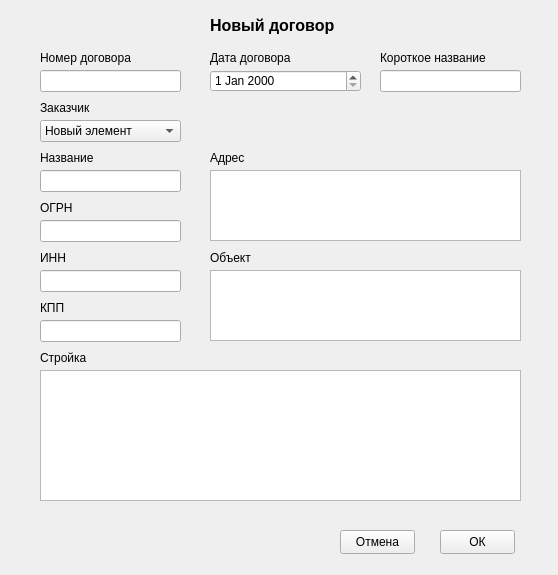
This is my_helper/notebook/designer_ui/new_contract.ui in SmolPO/vertical as Qt 5 draws it before an edit. The edited form follows.
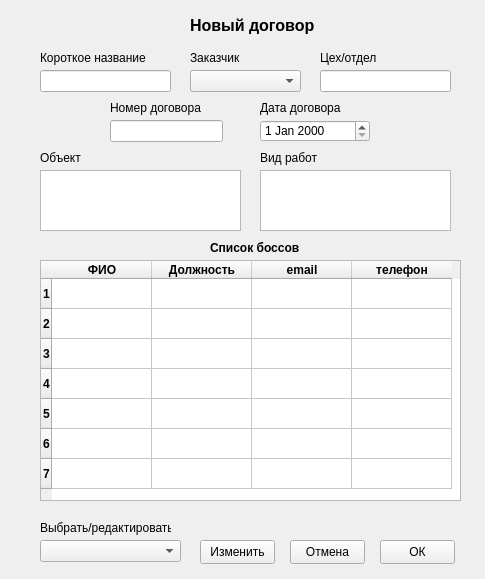
This is the edited form.

The edit to the form file:
```diff
--- a/my_helper/notebook/designer_ui/new_contract.ui
+++ b/my_helper/notebook/designer_ui/new_contract.ui
@@ -6,8 +6,8 @@
    <rect>
     <x>0</x>
     <y>0</y>
-    <width>558</width>
-    <height>575</height>
+    <width>485</width>
+    <height>579</height>
    </rect>
   </property>
   <property name="windowTitle">
@@ -16,9 +16,9 @@
   <widget class="QLabel" name="label">
    <property name="geometry">
     <rect>
-     <x>210</x>
+     <x>190</x>
      <y>10</y>
-     <width>131</width>
+     <width>171</width>
      <height>31</height>
     </rect>
    </property>
@@ -32,233 +32,204 @@
     <string>Новый договор</string>
    </property>
   </widget>
-  <widget class="QLineEdit" name="number">
-   <property name="geometry">
-    <rect>
-     <x>40</x>
-     <y>70</y>
-     <width>141</width>
-     <height>22</height>
-    </rect>
-   </property>
-  </widget>
-  <widget class="QDateEdit" name="d_contract">
-   <property name="geometry">
-    <rect>
-     <x>210</x>
-     <y>70</y>
-     <width>151</width>
-     <height>22</height>
-    </rect>
-   </property>
-  </widget>
-  <widget class="QLineEdit" name="company">
-   <property name="geometry">
-    <rect>
-     <x>40</x>
-     <y>170</y>
-     <width>141</width>
-     <height>22</height>
-    </rect>
-   </property>
-  </widget>
-  <widget class="QLineEdit" name="kpp">
-   <property name="geometry">
-    <rect>
-     <x>40</x>
-     <y>320</y>
-     <width>141</width>
-     <height>22</height>
-    </rect>
-   </property>
-  </widget>
-  <widget class="QLineEdit" name="inn">
-   <property name="geometry">
-    <rect>
-     <x>40</x>
-     <y>270</y>
-     <width>141</width>
-     <height>22</height>
-    </rect>
-   </property>
-  </widget>
-  <widget class="QLineEdit" name="ogrn">
-   <property name="geometry">
-    <rect>
-     <x>40</x>
-     <y>220</y>
-     <width>141</width>
-     <height>22</height>
-    </rect>
-   </property>
-  </widget>
   <widget class="QLabel" name="label_2">
    <property name="geometry">
     <rect>
      <x>40</x>
-     <y>150</y>
-     <width>81</width>
+     <y>50</y>
+     <width>121</width>
      <height>16</height>
     </rect>
    </property>
    <property name="text">
-    <string>Название</string>
+    <string>Короткое название</string>
+   </property>
+  </widget>
+  <widget class="QLineEdit" name="name">
+   <property name="geometry">
+    <rect>
+     <x>40</x>
+     <y>70</y>
+     <width>131</width>
+     <height>22</height>
+    </rect>
    </property>
   </widget>
   <widget class="QLabel" name="label_3">
    <property name="geometry">
     <rect>
-     <x>40</x>
-     <y>300</y>
-     <width>49</width>
+     <x>190</x>
+     <y>50</y>
+     <width>81</width>
      <height>16</height>
     </rect>
    </property>
    <property name="text">
-    <string>КПП</string>
+    <string>Заказчик</string>
+   </property>
+  </widget>
+  <widget class="QTextEdit" name="object">
+   <property name="geometry">
+    <rect>
+     <x>40</x>
+     <y>170</y>
+     <width>201</width>
+     <height>61</height>
+    </rect>
    </property>
   </widget>
   <widget class="QLabel" name="label_4">
    <property name="geometry">
     <rect>
      <x>40</x>
-     <y>250</y>
+     <y>150</y>
      <width>49</width>
      <height>16</height>
     </rect>
    </property>
    <property name="text">
-    <string>ИНН</string>
+    <string>Объект</string>
+   </property>
+  </widget>
+  <widget class="QTextEdit" name="work">
+   <property name="geometry">
+    <rect>
+     <x>260</x>
+     <y>170</y>
+     <width>191</width>
+     <height>61</height>
+    </rect>
    </property>
   </widget>
   <widget class="QLabel" name="label_5">
    <property name="geometry">
     <rect>
-     <x>40</x>
-     <y>200</y>
-     <width>49</width>
+     <x>260</x>
+     <y>150</y>
+     <width>111</width>
      <height>16</height>
     </rect>
    </property>
    <property name="text">
-    <string>ОГРН</string>
+    <string>Вид работ</string>
    </property>
   </widget>
-  <widget class="QComboBox" name="comboBox">
+  <widget class="QLineEdit" name="part">
    <property name="geometry">
     <rect>
-     <x>40</x>
-     <y>120</y>
-     <width>141</width>
+     <x>320</x>
+     <y>70</y>
+     <width>131</width>
      <height>22</height>
-    </rect>
-   </property>
-   <item>
-    <property name="text">
-     <string>Новый элемент</string>
-    </property>
-   </item>
-   <item>
-    <property name="text">
-     <string>Новый элемент</string>
-    </property>
-   </item>
-   <item>
-    <property name="text">
-     <string>Новый элемент</string>
-    </property>
-   </item>
-   <item>
-    <property name="text">
-     <string>Новый элемент</string>
-    </property>
-   </item>
-   <item>
-    <property name="text">
-     <string>Новый элемент</string>
-    </property>
-   </item>
-  </widget>
-  <widget class="QLabel" name="label_10">
-   <property name="geometry">
-    <rect>
-     <x>40</x>
-     <y>50</y>
-     <width>111</width>
-     <height>16</height>
-    </rect>
-   </property>
-   <property name="text">
-    <string>Номер договора</string>
-   </property>
-  </widget>
-  <widget class="QLabel" name="label_11">
-   <property name="geometry">
-    <rect>
-     <x>210</x>
-     <y>50</y>
-     <width>111</width>
-     <height>16</height>
-    </rect>
-   </property>
-   <property name="text">
-    <string>Дата договора</string>
-   </property>
-  </widget>
-  <widget class="QLabel" name="label_12">
-   <property name="geometry">
-    <rect>
-     <x>40</x>
-     <y>100</y>
-     <width>111</width>
-     <height>16</height>
-    </rect>
-   </property>
-   <property name="text">
-    <string>Заказчик</string>
-   </property>
-  </widget>
-  <widget class="QPlainTextEdit" name="adr">
-   <property name="geometry">
-    <rect>
-     <x>210</x>
-     <y>170</y>
-     <width>311</width>
-     <height>71</height>
     </rect>
    </property>
   </widget>
   <widget class="QLabel" name="label_6">
    <property name="geometry">
     <rect>
+     <x>320</x>
+     <y>50</y>
+     <width>91</width>
+     <height>16</height>
+    </rect>
+   </property>
+   <property name="text">
+    <string>Цех/отдел</string>
+   </property>
+  </widget>
+  <widget class="QLabel" name="label_7">
+   <property name="geometry">
+    <rect>
      <x>210</x>
-     <y>150</y>
-     <width>81</width>
+     <y>240</y>
+     <width>101</width>
      <height>16</height>
     </rect>
    </property>
+   <property name="font">
+    <font>
+     <bold>true</bold>
+    </font>
+   </property>
    <property name="text">
-    <string>Адрес</string>
+    <string>Список боссов</string>
    </property>
   </widget>
-  <widget class="QPushButton" name="b_ok">
+  <widget class="QTableWidget" name="bosses">
    <property name="geometry">
     <rect>
-     <x>440</x>
-     <y>530</y>
-     <width>75</width>
-     <height>24</height>
+     <x>40</x>
+     <y>260</y>
+     <width>421</width>
+     <height>241</height>
     </rect>
    </property>
-   <property name="text">
-    <string>ОК</string>
+   <property name="font">
+    <font>
+     <bold>true</bold>
+    </font>
    </property>
+   <row>
+    <property name="text">
+     <string>1</string>
+    </property>
+   </row>
+   <row>
+    <property name="text">
+     <string>2</string>
+    </property>
+   </row>
+   <row>
+    <property name="text">
+     <string>3</string>
+    </property>
+   </row>
+   <row>
+    <property name="text">
+     <string>4</string>
+    </property>
+   </row>
+   <row>
+    <property name="text">
+     <string>5</string>
+    </property>
+   </row>
+   <row>
+    <property name="text">
+     <string>6</string>
+    </property>
+   </row>
+   <row>
+    <property name="text">
+     <string>7</string>
+    </property>
+   </row>
+   <column>
+    <property name="text">
+     <string>ФИО</string>
+    </property>
+   </column>
+   <column>
+    <property name="text">
+     <string>Должность</string>
+    </property>
+   </column>
+   <column>
+    <property name="text">
+     <string>email</string>
+    </property>
+   </column>
+   <column>
+    <property name="text">
+     <string>телефон</string>
+    </property>
+   </column>
   </widget>
   <widget class="QPushButton" name="b_cancel">
    <property name="geometry">
     <rect>
-     <x>340</x>
-     <y>530</y>
+     <x>290</x>
+     <y>540</y>
      <width>75</width>
      <height>24</height>
     </rect>
@@ -267,58 +238,48 @@
     <string>Отмена</string>
    </property>
   </widget>
-  <widget class="QPlainTextEdit" name="obj">
+  <widget class="QPushButton" name="b_OK">
    <property name="geometry">
     <rect>
-     <x>210</x>
-     <y>270</y>
-     <width>311</width>
-     <height>71</height>
-    </rect>
-   </property>
-  </widget>
-  <widget class="QPlainTextEdit" name="build">
-   <property name="geometry">
-    <rect>
-     <x>40</x>
-     <y>370</y>
-     <width>481</width>
-     <height>131</height>
-    </rect>
-   </property>
-  </widget>
-  <widget class="QLabel" name="label_7">
-   <property name="geometry">
-    <rect>
-     <x>210</x>
-     <y>250</y>
-     <width>49</width>
-     <height>16</height>
+     <x>380</x>
+     <y>540</y>
+     <width>75</width>
+     <height>24</height>
     </rect>
    </property>
    <property name="text">
-    <string>Объект</string>
+    <string>ОК</string>
+   </property>
+  </widget>
+  <widget class="QLineEdit" name="number">
+   <property name="geometry">
+    <rect>
+     <x>110</x>
+     <y>120</y>
+     <width>113</width>
+     <height>22</height>
+    </rect>
    </property>
   </widget>
   <widget class="QLabel" name="label_8">
    <property name="geometry">
     <rect>
-     <x>40</x>
-     <y>350</y>
-     <width>49</width>
+     <x>110</x>
+     <y>100</y>
+     <width>101</width>
      <height>16</height>
     </rect>
    </property>
    <property name="text">
-    <string>Стройка</string>
+    <string>Номер договора</string>
    </property>
   </widget>
-  <widget class="QLineEdit" name="name">
+  <widget class="QDateEdit" name="date">
    <property name="geometry">
     <rect>
-     <x>380</x>
-     <y>70</y>
-     <width>141</width>
+     <x>260</x>
+     <y>120</y>
+     <width>110</width>
      <height>22</height>
     </rect>
    </property>
@@ -326,14 +287,60 @@
   <widget class="QLabel" name="label_9">
    <property name="geometry">
     <rect>
-     <x>380</x>
-     <y>50</y>
+     <x>260</x>
+     <y>100</y>
+     <width>101</width>
+     <height>16</height>
+    </rect>
+   </property>
+   <property name="text">
+    <string>Дата договора</string>
+   </property>
+  </widget>
+  <widget class="QComboBox" name="cb_chouse">
+   <property name="geometry">
+    <rect>
+     <x>40</x>
+     <y>540</y>
+     <width>141</width>
+     <height>22</height>
+    </rect>
+   </property>
+  </widget>
+  <widget class="QLabel" name="label_10">
+   <property name="geometry">
+    <rect>
+     <x>40</x>
+     <y>520</y>
+     <width>131</width>
+     <height>16</height>
+    </rect>
+   </property>
+   <property name="text">
+    <string>Выбрать/редактировать</string>
+   </property>
+  </widget>
+  <widget class="QComboBox" name="cb_comp">
+   <property name="geometry">
+    <rect>
+     <x>190</x>
+     <y>70</y>
      <width>111</width>
-     <height>16</height>
+     <height>22</height>
+    </rect>
+   </property>
+  </widget>
+  <widget class="QPushButton" name="b_change">
+   <property name="geometry">
+    <rect>
+     <x>200</x>
+     <y>540</y>
+     <width>75</width>
+     <height>24</height>
     </rect>
    </property>
    <property name="text">
-    <string>Короткое название</string>
+    <string>Изменить</string>
    </property>
   </widget>
  </widget>
```
Left out of the diff: 6 changed lines with no effect on the pictures.
